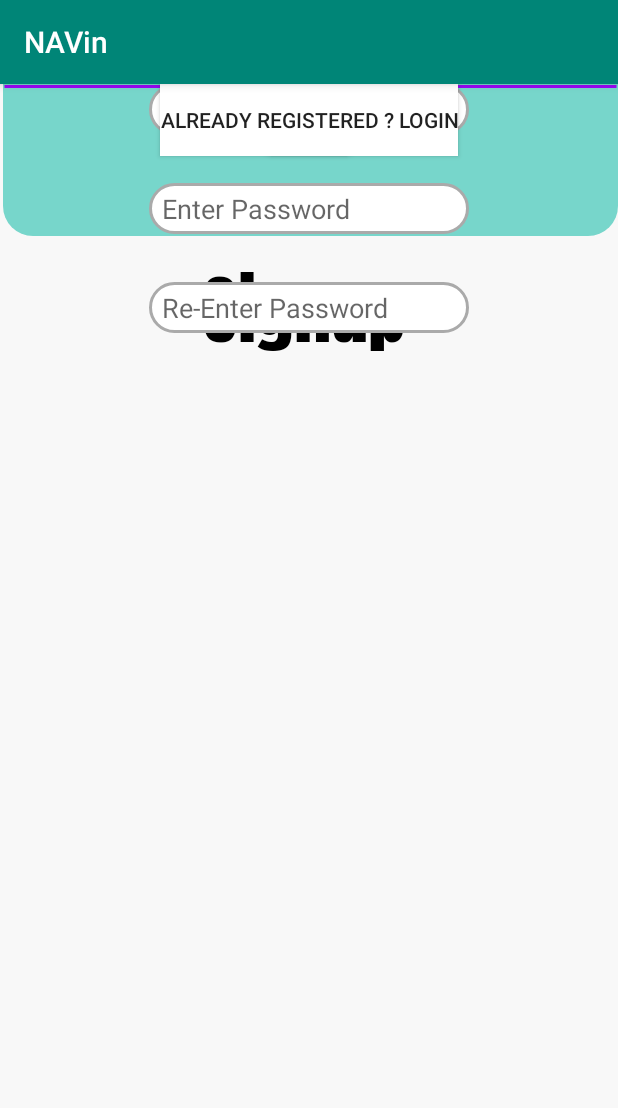
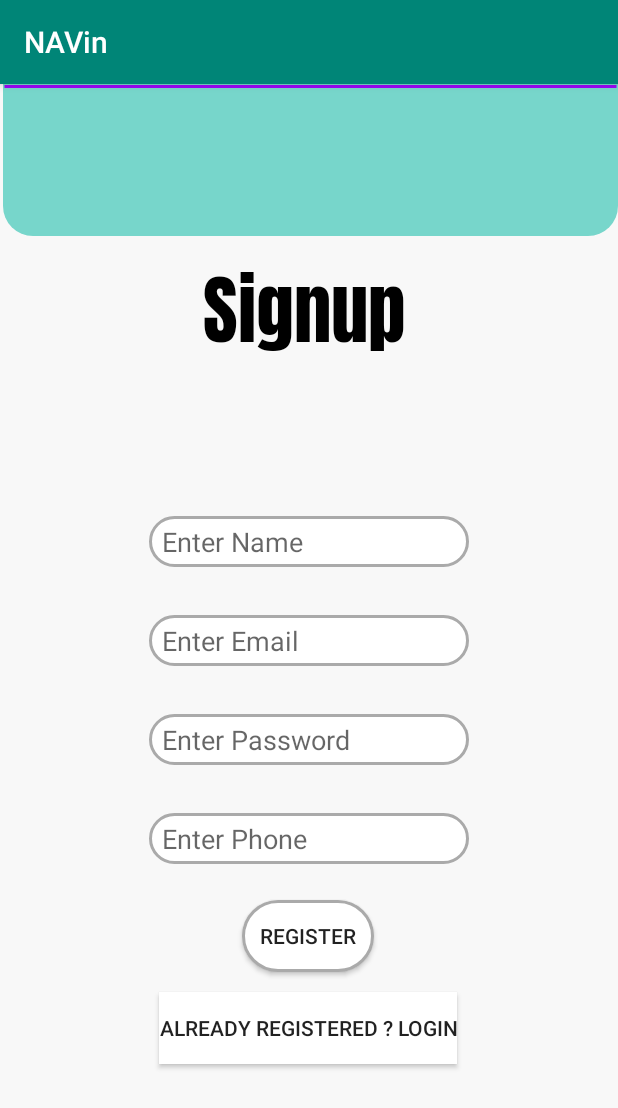
Before and after one commit to Aditya-1295/NAVin, an Android app: the signup screen opened directly, with no data from a screen before it, on a phone screen of 412 x 824 dp. Shown: the top 1108 px of the screen. Run offline under Robolectric (Android 15) with nearby library versions, the phone set to English and light mode, and no system bars; our stand-ins replace Firebase (no records; nobody signed in at launch, a user with empty details on screens opened directly); Roboto replaces fonts that are not available here.

Commit message:
serious 3

```diff
--- a/app/build.gradle
+++ b/app/build.gradle
@@ -1,4 +1,5 @@
 apply plugin: 'com.android.application'
+apply plugin: 'com.google.gms.google-services'
 
 android {
     compileSdkVersion 29
@@ -23,6 +24,7 @@ dependencies {
     implementation fileTree(dir: 'libs', include: ['*.jar'])
     implementation 'androidx.appcompat:appcompat:1.0.2'
     implementation 'androidx.constraintlayout:constraintlayout:1.1.3'
+    implementation 'com.google.firebase:firebase-auth:16.0.5'
     testImplementation 'junit:junit:4.12'
     androidTestImplementation 'androidx.test.ext:junit:1.1.0'
     androidTestImplementation 'androidx.test.espresso:espresso-core:3.1.1'
--- a/app/src/main/java/com/navin/signup.java
+++ b/app/src/main/java/com/navin/signup.java
@@ -3,12 +3,54 @@ package com.navin;
 import androidx.appcompat.app.AppCompatActivity;
 
 import android.os.Bundle;
+import android.text.TextUtils;
+import android.view.View;
+import android.widget.Button;
+import android.widget.EditText;
+
+import com.google.firebase.auth.FirebaseAuth;
 
 public class signup extends AppCompatActivity {
+    EditText editname,editemail,editpass,editphone;
+    Button registerbtn,alreadybtn;
+    FirebaseAuth fAuth;
+
+
 
     @Override
     protected void onCreate(Bundle savedInstanceState) {
         super.onCreate(savedInstanceState);
         setContentView(R.layout.activity_signup);
+
+
+        editname = findViewById(R.id.editname);
+        editemail = findViewById(R.id.editemail);
+        editpass = findViewById(R.id.editpassword);
+        editphone = findViewById(R.id.editphone);
+
+        registerbtn = findViewById(R.id.registerbtn);
+        alreadybtn = findViewById(R.id.alreadybtn);
+
+        fAuth = FirebaseAuth.getInstance();
+
+
+        registerbtn.setOnClickListener(new View.OnClickListener() {
+            @Override
+            public void onClick(View v) {
+                String email = editemail.getText().toString().trim();
+                String password = editpass.getText().toString().trim();
+
+                if (TextUtils.isEmpty(password)){
+                    editemail.setError("Password Dalo madarchod");
+                    return;
+
+                }
+
+                if
+            }
+        });
+
+
+
     }
 }
--- a/app/src/main/res/layout/activity_signup.xml
+++ b/app/src/main/res/layout/activity_signup.xml
@@ -13,11 +13,13 @@
         android:layout_height="77dp"
         android:fontFamily="@font/anton"
         android:text="Signup"
+        android:textColor="@android:color/black"
         android:textSize="50dp"
-        android:textColor="@android:color/black"
+        app:layout_constraintBottom_toTopOf="@+id/editText"
         app:layout_constraintEnd_toEndOf="parent"
         app:layout_constraintStart_toStartOf="parent"
-        app:layout_constraintTop_toBottomOf="@+id/imageView3" />
+        app:layout_constraintTop_toBottomOf="@+id/imageView3"
+        app:layout_constraintVertical_bias="0.534" />
 
     <ImageView
         android:id="@+id/imageView3"
@@ -30,7 +32,7 @@
         app:layout_constraintTop_toTopOf="parent" />
 
     <EditText
-        android:id="@+id/editText"
+        android:id="@+id/editname"
         android:layout_width="wrap_content"
         android:layout_height="wrap_content"
         android:layout_marginBottom="32dp"
@@ -38,24 +40,25 @@
         android:ems="10"
         android:hint="  Enter Name"
         android:inputType="textPersonName"
-        app:layout_constraintBottom_toTopOf="@+id/editText2"
+        app:layout_constraintBottom_toTopOf="@+id/editemail"
         app:layout_constraintEnd_toEndOf="parent"
         app:layout_constraintStart_toStartOf="parent" />
 
     <EditText
-        android:id="@+id/editText2"
+        android:id="@+id/editemail"
         android:layout_width="wrap_content"
         android:layout_height="wrap_content"
+        android:layout_marginBottom="380dp"
         android:background="@drawable/roundbox"
         android:ems="10"
         android:hint="  Enter Email"
         android:inputType="textPersonName"
+        app:layout_constraintBottom_toBottomOf="parent"
         app:layout_constraintEnd_toEndOf="parent"
-        app:layout_constraintStart_toStartOf="parent"
-        tools:layout_editor_absoluteY="287dp" />
+        app:layout_constraintStart_toStartOf="parent" />
 
     <EditText
-        android:id="@+id/editText3"
+        android:id="@+id/editpassword"
         android:layout_width="wrap_content"
         android:layout_height="wrap_content"
         android:layout_marginTop="32dp"
@@ -65,38 +68,45 @@
         android:inputType="textPersonName"
         app:layout_constraintEnd_toEndOf="parent"
         app:layout_constraintStart_toStartOf="parent"
-        app:layout_constraintTop_toBottomOf="@+id/editText2" />
+        app:layout_constraintTop_toBottomOf="@+id/editemail" />
 
     <EditText
-        android:id="@+id/editText4"
+        android:id="@+id/editphone"
         android:layout_width="wrap_content"
         android:layout_height="wrap_content"
         android:layout_marginTop="32dp"
         android:background="@drawable/roundbox"
         android:ems="10"
-        android:hint="  Re-Enter Password"
+        android:hint="  Enter Phone"
         android:inputType="textPersonName"
         app:layout_constraintEnd_toEndOf="parent"
         app:layout_constraintStart_toStartOf="parent"
-        app:layout_constraintTop_toBottomOf="@+id/editText3" />
+        app:layout_constraintTop_toBottomOf="@+id/editpassword" />
 
     <Button
-        android:id="@+id/button"
+        android:id="@+id/registerbtn"
         android:layout_width="wrap_content"
         android:layout_height="wrap_content"
+        android:layout_marginTop="24dp"
         android:background="@drawable/roundbox"
         android:text="Register"
+        app:layout_constraintBottom_toTopOf="@+id/alreadybtn"
         app:layout_constraintEnd_toEndOf="parent"
+        app:layout_constraintHorizontal_bias="0.498"
         app:layout_constraintStart_toStartOf="parent"
-        tools:layout_editor_absoluteY="476dp" />
+        app:layout_constraintTop_toBottomOf="@+id/editphone"
+        app:layout_constraintVertical_bias="0.0" />
 
     <Button
-        android:id="@+id/button2"
+        android:id="@+id/alreadybtn"
         android:layout_width="wrap_content"
         android:layout_height="wrap_content"
         android:background="@android:color/white"
         android:text="Already registered ? Login"
+        app:layout_constraintBottom_toBottomOf="parent"
         app:layout_constraintEnd_toEndOf="parent"
+        app:layout_constraintHorizontal_bias="0.497"
         app:layout_constraintStart_toStartOf="parent"
-        tools:layout_editor_absoluteY="547dp" />
+        app:layout_constraintTop_toBottomOf="@+id/editphone"
+        app:layout_constraintVertical_bias="0.426" />
 </androidx.constraintlayout.widget.ConstraintLayout>
--- a/build.gradle
+++ b/build.gradle
@@ -8,6 +8,7 @@ buildscript {
     }
     dependencies {
         classpath 'com.android.tools.build:gradle:3.5.3'
+        classpath 'com.google.gms:google-services:4.2.0'
 
         // NOTE: Do not place your application dependencies here; they belong
         // in the individual module build.gradle files
```
Also changed, not shown: app/src/main/res/layout/activity_login.xml (+48 -0 lines).
